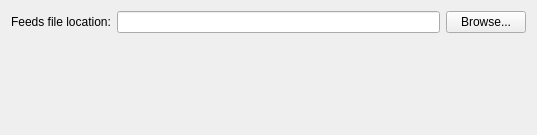
Old version of the form src/plugins/newlife/akregatorimportpage.ui in the repository 0xd34df00d/leechcraft.
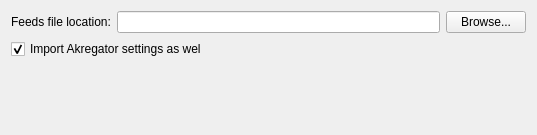
New version of the form.

Commit message: New Life: parse Akregator's settings as well.

Patch:
```diff
--- a/src/plugins/newlife/akregatorimportpage.ui
+++ b/src/plugins/newlife/akregatorimportpage.ui
@@ -19,18 +19,17 @@
   <property name="subTitle">
    <string>Select file with Akregator's feeds</string>
   </property>
-  <layout class="QFormLayout" name="formLayout">
-   <property name="fieldGrowthPolicy">
-    <enum>QFormLayout::ExpandingFieldsGrow</enum>
-   </property>
-   <item row="0" column="0">
+  <layout class="QVBoxLayout" name="verticalLayout">
+   <item>
+    <layout class="QHBoxLayout" name="horizontalLayout_2">
+     <item>
     <widget class="QLabel" name="label">
      <property name="text">
       <string>Feeds file location:</string>
      </property>
     </widget>
    </item>
-   <item row="0" column="1">
+     <item>
     <layout class="QHBoxLayout" name="horizontalLayout">
      <item>
       <widget class="QLineEdit" name="FileLocation_"/>
@@ -43,6 +42,31 @@
       </widget>
      </item>
     </layout>
+     </item>
+    </layout>
+   </item>
+   <item>
+    <widget class="QCheckBox" name="ImportSettings_">
+     <property name="text">
+      <string>Import Akregator settings as wel</string>
+     </property>
+     <property name="checked">
+      <bool>true</bool>
+     </property>
+    </widget>
+   </item>
+   <item>
+    <spacer name="verticalSpacer">
+     <property name="orientation">
+      <enum>Qt::Vertical</enum>
+     </property>
+     <property name="sizeHint" stdset="0">
+      <size>
+       <width>20</width>
+       <height>40</height>
+      </size>
+     </property>
+    </spacer>
    </item>
   </layout>
  </widget>
```
Lines whose indentation alone changed are shown as unchanged. The commit also changes 1 other file.
